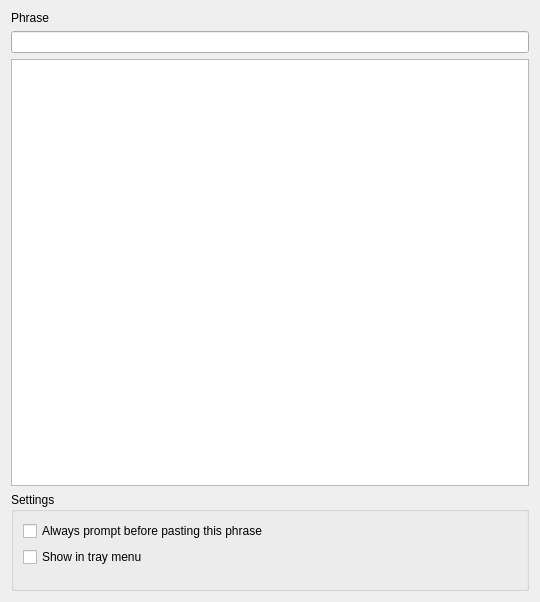
First picture: the form in uic/phrasepage.ui, repository autokey/autokey, before the edit.
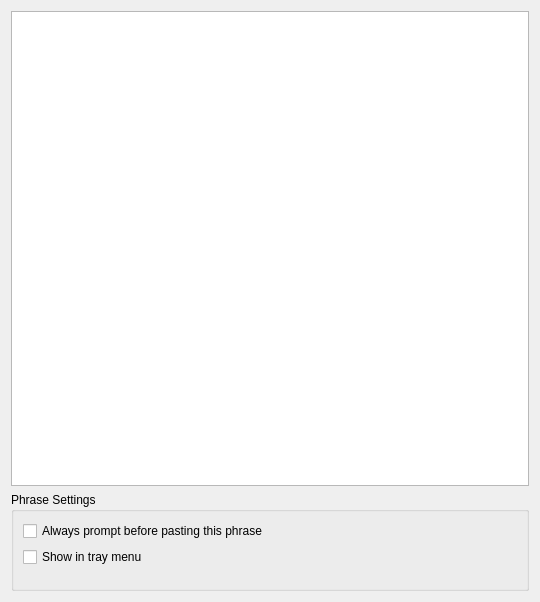
Second picture: the form after the edit. Custom widgets are drawn as their Qt base class.

Commit message: [kde] Enable multiple selection mode in treeview and update all necessary interactions to work correctly [kde] Enable inline renaming of items in treeview, get rid of title and description fields from the various pages

```diff
--- a/uic/phrasepage.ui
+++ b/uic/phrasepage.ui
@@ -14,16 +14,6 @@
    <string>Form</string>
   </property>
   <layout class="QVBoxLayout" name="verticalLayout_2">
-   <item>
-    <widget class="QLabel" name="descriptionLabel">
-     <property name="text">
-      <string>Phrase</string>
-     </property>
-    </widget>
-   </item>
-   <item>
-    <widget class="KLineEdit" name="descriptionLineEdit"/>
-   </item>
    <item>
     <widget class="KTextEdit" name="phraseText">
      <property name="tabChangesFocus">
@@ -40,7 +30,7 @@
    <item>
     <widget class="QGroupBox" name="settingsGroupBox">
      <property name="title">
-      <string>Settings</string>
+      <string>Phrase Settings</string>
      </property>
      <layout class="QVBoxLayout" name="verticalLayout">
       <item>
@@ -69,11 +59,6 @@
   </layout>
  </widget>
  <customwidgets>
-  <customwidget>
-   <class>KLineEdit</class>
-   <extends>QLineEdit</extends>
-   <header>klineedit.h</header>
-  </customwidget>
   <customwidget>
    <class>KSeparator</class>
    <extends>QFrame</extends>
```
The commit also changes 12 other files.
